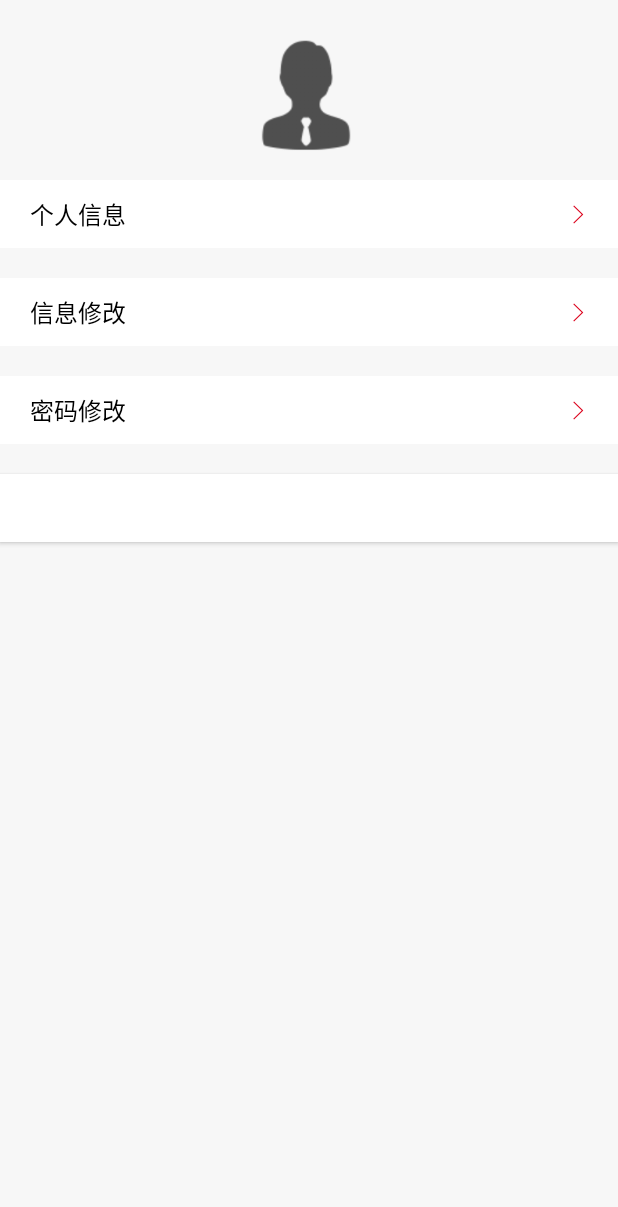
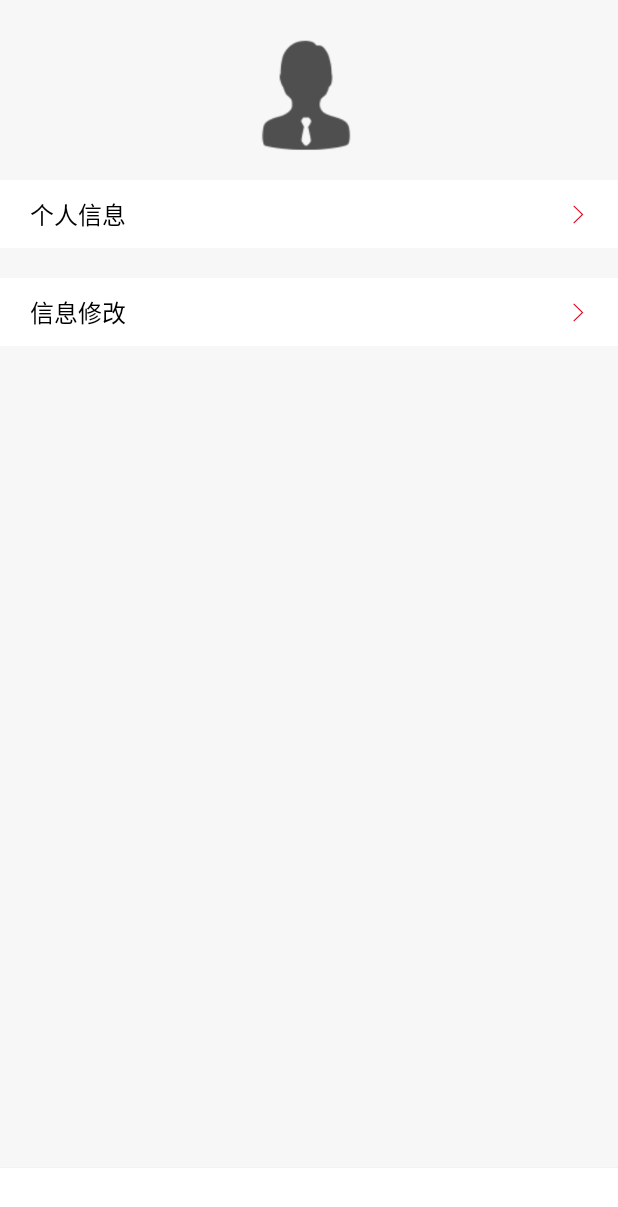
Before and after one commit to 343757500/AppForLaiAn, an Android app: the fragment MineFragment shown on its own in the app's theme, on a phone screen of 412 x 824 dp. Shown: the top 1207 px of the screen. Run offline under Robolectric (Android 15) with nearby library versions, the phone set to English and light mode, and no system bars; our stand-ins replace ButterKnife; libraries missing offline, so code that uses them is left out: mehdi.sakout.fancybuttons; plain views replace FancyButton; 6 statements that could not run were skipped.

Commit message:
把我的页面密码修改功能去掉

```diff
--- a/app/src/main/java/cn/meiqu/lainmonitor/MineFragment.java
+++ b/app/src/main/java/cn/meiqu/lainmonitor/MineFragment.java
@@ -25,7 +25,6 @@ public class MineFragment extends Fragment {
     private FancyButton settingTv;
     private TextView personalInfomation;
     private TextView informationChange;
-    private TextView passwordChange;
 
     public MineFragment() {
     }
@@ -54,7 +53,6 @@ public class MineFragment extends Fragment {
 
         personalInfomation = (TextView) rootView.findViewById(R.id.personal_information);
         informationChange = (TextView) rootView.findViewById(R.id.information_change);
-        passwordChange = (TextView) rootView.findViewById(R.id.password_change);
         settingTv = (FancyButton) rootView.findViewById(R.id.fb_logout);
 
 
@@ -77,14 +75,6 @@ public class MineFragment extends Fragment {
             @Override
             public void onClick(View view) {
                 startActivity(new Intent(getActivity(), InformationChangeActivity.class));
-
-            }
-        });
-
-        passwordChange.setOnClickListener(new View.OnClickListener() {
-            @Override
-            public void onClick(View view) {
-
 
             }
         });
--- a/app/src/main/java/cn/meiqu/lainmonitor/adapter/RecycleTempRealAdapter.java
+++ b/app/src/main/java/cn/meiqu/lainmonitor/adapter/RecycleTempRealAdapter.java
@@ -74,7 +74,7 @@ public class RecycleTempRealAdapter extends BaseRecycleAdapter {
             mTvName.setText(tempReal.getEhmName() + "");
             mTvTemp.setText(tempReal.getEhmTemp() + "℃");
             mTvWet.setText(tempReal.getEhmHum() + "%");
-            if (tempReal.getEhmTemp() >= tempReal.getEhmMinTemp() && tempReal.getEhmTemp() <= tempReal.getEhmMaxTemp()) {
+            if (tempReal.getEhmTemp() >= tempReal.getEhmMinTemp() && tempReal.getEhmTemp() <=  tempReal.getEhmMaxTemp()) {
                 mTvTemp.setBackgroundColor(mTvTemp.getResources().getColor(R.color.colorPrimary));
             } else {
                 mTvTemp.setBackgroundColor(mTvTemp.getResources().getColor(R.color.red));
--- a/app/src/main/res/layout/fragment_main.xml
+++ b/app/src/main/res/layout/fragment_main.xml
@@ -40,13 +40,14 @@
         android:text="信息修改"
         />
 
-    <TextView
-        android:id="@+id/password_change"
-        style="@style/MineEdit"
-        android:text="密码修改"
-     />
+
+
+
+
+ </LinearLayout>
 
     <mehdi.sakout.fancybuttons.FancyButton
+
         android:id="@+id/fb_logout"
         android:background="@color/window_background"
         android:layout_width="match_parent"
@@ -58,9 +59,6 @@
         app:fb_defaultColor="@color/color_red"
         app:fb_focusColor="@color/color_backround"/>
 
- </LinearLayout>
-
-
     <FrameLayout
         android:id="@+id/contain_id"
         android:layout_width="match_parent"
```
Lines whose indentation alone changed are shown as unchanged.
